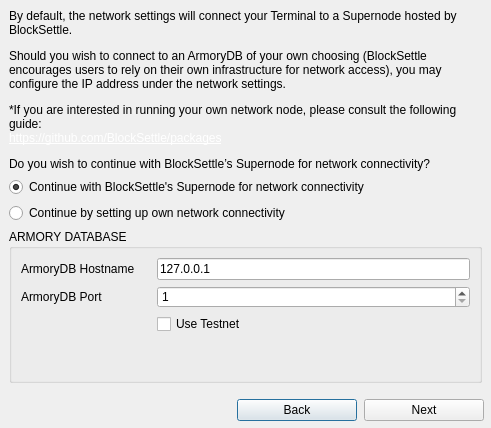
Old version of the form BlockSettleUILib/StartupDialog.ui in the repository BlockSettle/terminal.
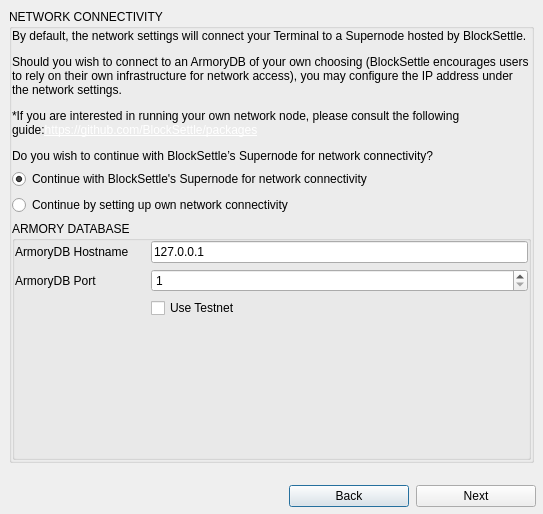
New version of the form. The open tabs and pages were chosen to show the change.

Commit message:
Refactored first screen with license and Armory network settings.
Task-number: BST-1362

What changed in the file:
```diff
--- a/BlockSettleUILib/StartupDialog.ui
+++ b/BlockSettleUILib/StartupDialog.ui
@@ -6,17 +6,14 @@
    <rect>
     <x>0</x>
     <y>0</y>
-    <width>491</width>
-    <height>428</height>
+    <width>543</width>
+    <height>514</height>
    </rect>
   </property>
   <property name="windowTitle">
    <string>StartupDialog</string>
   </property>
-  <layout class="QVBoxLayout" name="verticalLayout">
-   <property name="spacing">
-    <number>0</number>
-   </property>
+  <layout class="QVBoxLayout" name="verticalLayout_4">
    <property name="leftMargin">
     <number>0</number>
    </property>
@@ -61,11 +58,29 @@
       </layout>
      </widget>
      <widget class="QWidget" name="pageSettings">
+      <layout class="QVBoxLayout" name="verticalLayout">
+       <item>
+        <widget class="QGroupBox" name="groupBox">
+         <property name="title">
+          <string>NETWORK CONNECTIVITY</string>
+         </property>
       <layout class="QVBoxLayout" name="verticalLayout_2">
+          <property name="leftMargin">
+           <number>0</number>
+          </property>
+          <property name="topMargin">
+           <number>0</number>
+          </property>
+          <property name="rightMargin">
+           <number>0</number>
+          </property>
+          <property name="bottomMargin">
+           <number>0</number>
+          </property>
        <item>
         <widget class="QLabel" name="label">
          <property name="text">
-          <string>&lt;html&gt;&lt;head/&gt;&lt;body&gt;&lt;p&gt;By default, the network settings will connect your Terminal to a Supernode hosted by BlockSettle.&lt;/p&gt;&lt;p&gt;Should you wish to connect to an ArmoryDB of your own choosing (BlockSettle encourages users to rely on their own infrastructure for network access), you may configure the IP address under the network settings.&lt;/p&gt;&lt;p&gt;*If you are interested in running your own network node, please consult the following guide:&lt;br&gt;&lt;a href=&quot;https://github.com/BlockSettle/packages&quot;&gt;&lt;span style=&quot; text-decoration: underline; color:#ffffff;&quot;&gt;https://github.com/BlockSettle/packages&lt;/span&gt;&lt;/a&gt;&lt;/p&gt;&lt;p&gt;Do you wish to continue with BlockSettle’s Supernode for network connectivity?&lt;/p&gt;&lt;/body&gt;&lt;/html&gt;</string>
+             <string>&lt;html&gt;&lt;head/&gt;&lt;body&gt;&lt;p&gt;By default, the network settings will connect your Terminal to a Supernode hosted by BlockSettle.&lt;/p&gt;&lt;p&gt;Should you wish to connect to an ArmoryDB of your own choosing (BlockSettle encourages users to rely on their own infrastructure for network access), you may configure the IP address under the network settings.&lt;/p&gt;&lt;p&gt;*If you are interested in running your own network node, please consult the following guide:&lt;a href=&quot;https://github.com/BlockSettle/packages&quot;&gt;&lt;span style=&quot; text-decoration: underline; color:#ffffff;&quot;&gt;https://github.com/BlockSettle/packages&lt;/span&gt;&lt;/a&gt;&lt;/p&gt;&lt;p&gt;Do you wish to continue with BlockSettle’s Supernode for network connectivity?&lt;/p&gt;&lt;/body&gt;&lt;/html&gt;</string>
          </property>
          <property name="wordWrap">
           <bool>true</bool>
@@ -77,13 +92,6 @@
        </item>
        <item>
         <layout class="QGridLayout" name="gridLayout_2">
-         <item row="1" column="0">
-          <widget class="QRadioButton" name="radioButtonArmoryLocal">
-           <property name="text">
-            <string>Continue by setting up own network connectivity </string>
-           </property>
-          </widget>
-         </item>
          <item row="0" column="0">
           <widget class="QRadioButton" name="radioButtonArmoryBlockSettle">
            <property name="text">
@@ -95,11 +103,23 @@
           </widget>
          </item>
          <item row="2" column="0">
-          <widget class="QGroupBox" name="groupBox_2">
+             <widget class="QGroupBox" name="armoryGroupBox">
            <property name="title">
             <string>ARMORY DATABASE</string>
            </property>
            <layout class="QGridLayout" name="gridLayout">
+               <property name="leftMargin">
+                <number>0</number>
+               </property>
+               <property name="topMargin">
+                <number>0</number>
+               </property>
+               <property name="rightMargin">
+                <number>0</number>
+               </property>
+               <property name="bottomMargin">
+                <number>0</number>
+               </property>
             <item row="0" column="0">
              <widget class="QLabel" name="armoryDBHostLabel">
               <property name="minimumSize">
@@ -205,7 +225,17 @@
            </layout>
           </widget>
          </item>
-        </layout>
+            <item row="1" column="0">
+             <widget class="QRadioButton" name="radioButtonArmoryLocal">
+              <property name="text">
+               <string>Continue by setting up own network connectivity </string>
+              </property>
+             </widget>
+            </item>
+           </layout>
+          </item>
+         </layout>
+        </widget>
        </item>
       </layout>
      </widget>
```
Lines whose indentation alone changed are shown as unchanged. The commit also changes 1 other file.
